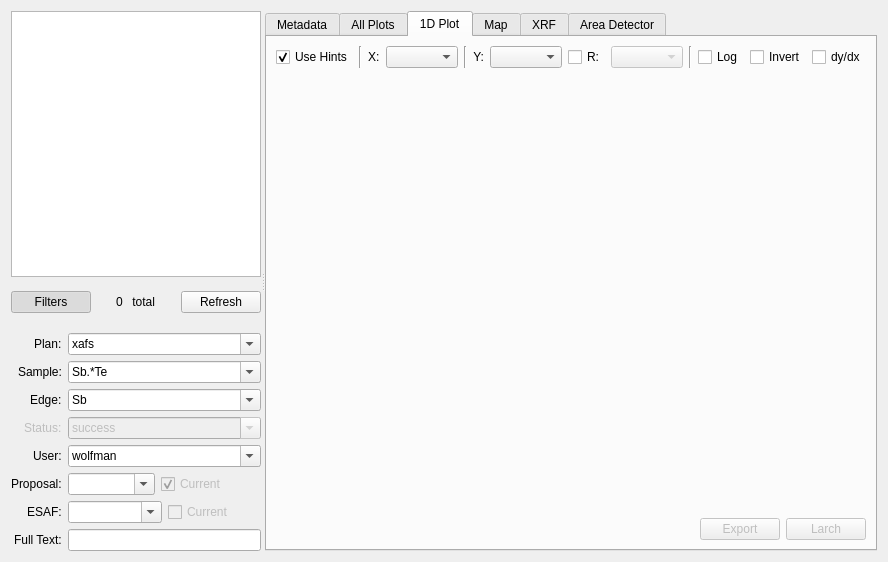
Above: firefly/run_browser.ui from spc-group/haven before the change. Below: the same form after it.
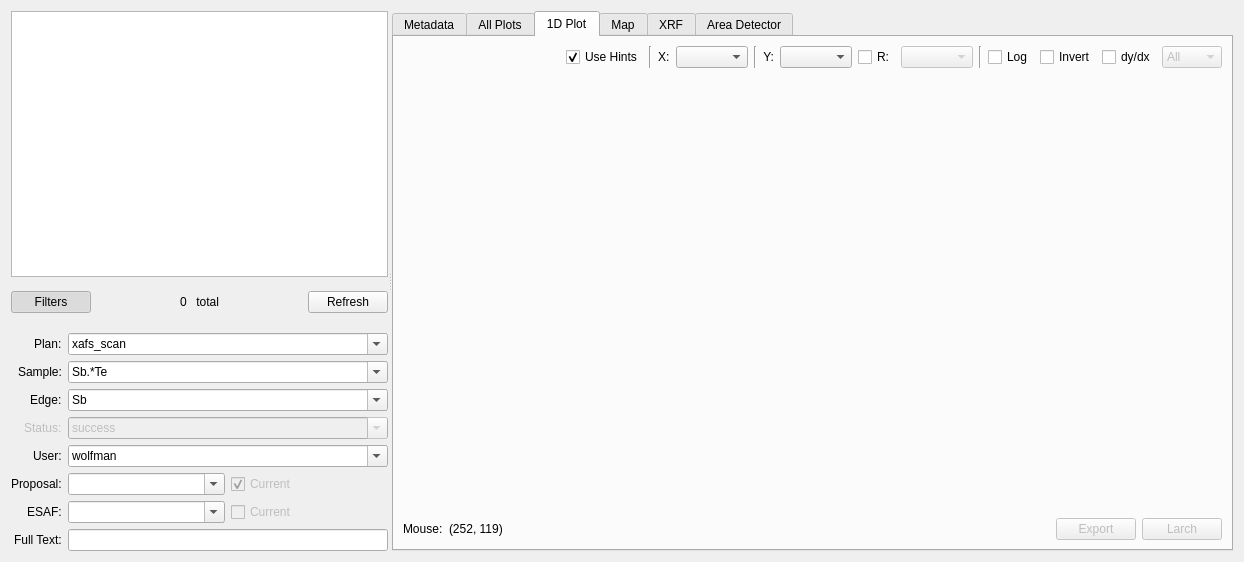
That is the form after the change. The open tabs and pages were chosen to show the change. Custom widgets are drawn as their Qt base class.

Commit message: Display coordinates of where the mouse is hovering in the run browser.

What changed in the file:
```diff
--- a/firefly/run_browser.ui
+++ b/firefly/run_browser.ui
@@ -6,7 +6,7 @@
    <rect>
     <x>0</x>
     <y>0</y>
-    <width>888</width>
+    <width>1244</width>
     <height>562</height>
    </rect>
   </property>
@@ -20,7 +20,7 @@
       <enum>Qt::Horizontal</enum>
      </property>
      <widget class="QWidget" name="verticalLayoutWidget">
-      <layout class="QVBoxLayout" name="verticalLayout_2" stretch="1,0,0">
+      <layout class="QVBoxLayout" name="run_list_layout" stretch="1,0,0">
        <item>
         <widget class="QTableView" name="run_tableview">
          <property name="sizePolicy">
@@ -199,7 +199,7 @@
                <bool>true</bool>
               </property>
               <property name="currentText">
-               <string>xafs</string>
+               <string>xafs_scan</string>
               </property>
              </widget>
             </item>
@@ -388,7 +388,7 @@
        </sizepolicy>
       </property>
       <property name="currentIndex">
-       <number>1</number>
+       <number>2</number>
       </property>
       <widget class="QWidget" name="metadata_tab">
        <attribute name="title">
@@ -476,8 +476,8 @@
             <rect>
              <x>0</x>
              <y>0</y>
-             <width>589</width>
-             <height>471</height>
+             <width>84</width>
+             <height>28</height>
             </rect>
            </property>
            <property name="sizePolicy">
@@ -645,10 +645,43 @@
             </property>
            </widget>
           </item>
+          <item>
+           <widget class="QComboBox" name="comboBox">
+            <property name="enabled">
+             <bool>false</bool>
+            </property>
+            <property name="sizePolicy">
+             <sizepolicy hsizetype="Preferred" vsizetype="Fixed">
+              <horstretch>0</horstretch>
+              <verstretch>0</verstretch>
+             </sizepolicy>
+            </property>
+            <item>
+             <property name="text">
+              <string>All</string>
+             </property>
+            </item>
+            <item>
+             <property name="text">
+              <string>Sum</string>
+             </property>
+            </item>
+            <item>
+             <property name="text">
+              <string>Avg</string>
+             </property>
+            </item>
+            <item>
+             <property name="text">
+              <string>Mean</string>
+             </property>
+            </item>
+           </widget>
+          </item>
          </layout>
         </item>
         <item>
-         <widget class="PlotWidget" name="plot_1d_view" native="true">
+         <widget class="Browser1DPlotWidget" name="plot_1d_view" native="true">
           <property name="sizePolicy">
            <sizepolicy hsizetype="Preferred" vsizetype="Expanding">
             <horstretch>0</horstretch>
@@ -659,6 +692,20 @@
         </item>
         <item>
          <layout class="QHBoxLayout" name="horizontalLayout_7">
+          <item>
+           <widget class="QLabel" name="label_12">
+            <property name="text">
+             <string>Mouse:</string>
+            </property>
+           </widget>
+          </item>
+          <item>
+           <widget class="QLabel" name="hover_coords_label">
+            <property name="text">
+             <string>(252, 119)</string>
+            </property>
+           </widget>
+          </item>
           <item>
            <spacer name="horizontalSpacer_3">
             <property name="orientation">
@@ -726,12 +773,6 @@
   </layout>
  </widget>
  <customwidgets>
-  <customwidget>
-   <class>PlotWidget</class>
-   <extends>QWidget</extends>
-   <header>pyqtgraph</header>
-   <container>1</container>
-  </customwidget>
   <customwidget>
    <class>RevealButton</class>
    <extends>QPushButton</extends>
@@ -749,6 +790,12 @@
    <header>pyqtgraph</header>
    <container>1</container>
   </customwidget>
+  <customwidget>
+   <class>Browser1DPlotWidget</class>
+   <extends>QWidget</extends>
+   <header>firefly.run_browser</header>
+   <container>1</container>
+  </customwidget>
  </customwidgets>
  <tabstops>
   <tabstop>run_tableview</tabstop>
```
The commit also changes 1 other file.
